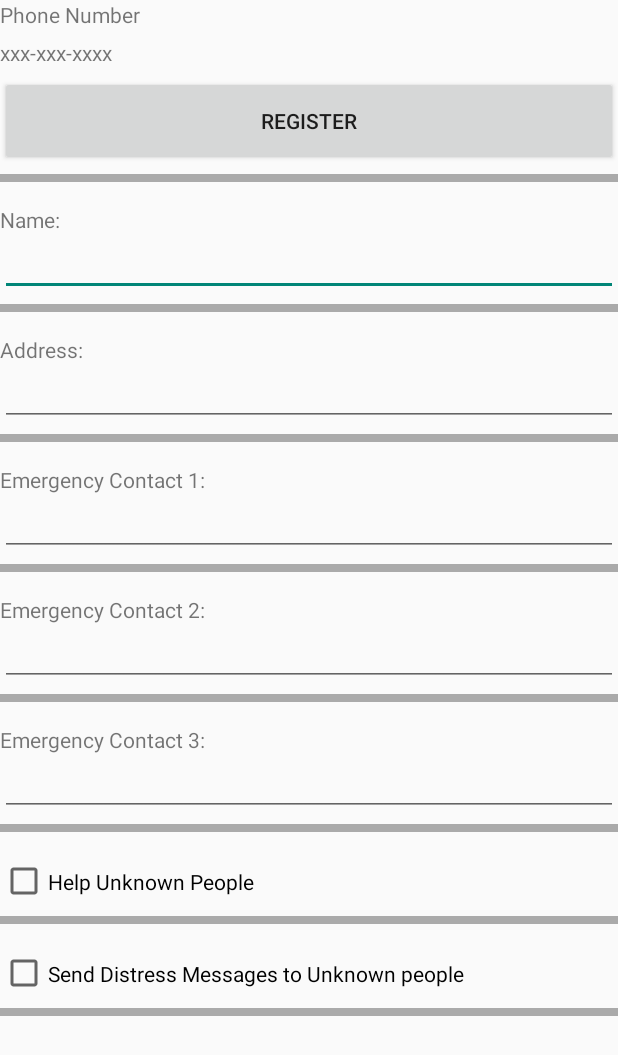
After one commit to neerajcse/roamsafe, an Android app: the layout activity_register.xml on its own in the app's theme, with its tools: preview values and no code run, on a phone screen of 412 x 824 dp. The commit adds this screen. Shown: the top 1055 px of the screen. Run offline under Robolectric (Android 15) with nearby library versions, the phone set to English and light mode, and no system bars.

Commit message:
Added a register activity and xml. Clicking register button takes to MainActivity which shows the map.

```diff
--- a/client/RoamSafe/app/build.gradle
+++ b/client/RoamSafe/app/build.gradle
@@ -24,4 +24,5 @@ android {
 
 dependencies {
     compile fileTree(dir: 'libs', include: ['*.jar'])
+    compile 'com.android.support:appcompat-v7:19.+'
 }
--- a/client/RoamSafe/app/src/main/AndroidManifest.xml
+++ b/client/RoamSafe/app/src/main/AndroidManifest.xml
@@ -10,11 +10,11 @@
         <activity
             android:name="com.example.roamsafe.app.MainActivity"
             android:label="@string/app_name" >
-            <intent-filter>
-                <action android:name="android.intent.action.MAIN" />
+            <!--<intent-filter>-->
+                <!--<action android:name="android.intent.action.MAIN" />-->
 
-                <category android:name="android.intent.category.LAUNCHER" />
-            </intent-filter>
+                <!--<category android:name="android.intent.category.LAUNCHER" />-->
+            <!--</intent-filter>-->
         </activity>
 
         <meta-data
@@ -29,6 +29,16 @@
             android:enabled="true"
             android:exported="true" >
         </service>
+
+        <activity
+            android:name="com.example.roamsafe.app.RegisterActivity"
+            android:label="@string/title_activity_register" >
+            <intent-filter>
+                <action android:name="android.intent.action.MAIN" />
+
+                <category android:name="android.intent.category.LAUNCHER" />
+            </intent-filter>
+        </activity>
     </application>
 
     <uses-permission android:name="android.permission.INTERNET" />
--- /dev/null
+++ b/client/RoamSafe/app/src/main/java/com/example/roamsafe/app/RegisterActivity.java
@@ -0,0 +1,56 @@
+package com.example.roamsafe.app;
+
+import android.app.Activity;
+import android.content.Context;
+import android.content.Intent;
+import android.location.Location;
+import android.net.Uri;
+import android.os.Bundle;
+import android.telephony.TelephonyManager;
+import android.util.Log;
+import android.view.Menu;
+import android.view.MenuItem;
+import android.view.View;
+import android.widget.Button;
+
+
+public class RegisterActivity extends Activity {
+
+    @Override
+    protected void onCreate(Bundle savedInstanceState) {
+        super.onCreate(savedInstanceState);
+        setContentView(R.layout.activity_register);
+
+        // Panic Button
+        Button button = (Button) findViewById(R.id.register);
+        button.setOnClickListener(new View.OnClickListener()
+        {
+            public void onClick(View v)
+            {
+                Intent intent = new Intent(RegisterActivity.this, MainActivity.class);
+                startActivity(intent);
+            }
+        });
+
+    }
+
+
+    @Override
+    public boolean onCreateOptionsMenu(Menu menu) {
+        // Inflate the menu; this adds items to the action bar if it is present.
+        getMenuInflater().inflate(R.menu.register, menu);
+        return true;
+    }
+
+    @Override
+    public boolean onOptionsItemSelected(MenuItem item) {
+        // Handle action bar item clicks here. The action bar will
+        // automatically handle clicks on the Home/Up button, so long
+        // as you specify a parent activity in AndroidManifest.xml.
+        int id = item.getItemId();
+        if (id == R.id.action_settings) {
+            return true;
+        }
+        return super.onOptionsItemSelected(item);
+    }
+}
--- /dev/null
+++ b/client/RoamSafe/app/src/main/res/layout/activity_register.xml
@@ -0,0 +1,201 @@
+<?xml version="1.0" encoding="utf-8"?>
+<LinearLayout xmlns:android="http://schemas.android.com/apk/res/android"
+xmlns:tools="http://schemas.android.com/tools"
+android:layout_width="match_parent"
+android:layout_height="wrap_content"
+android:orientation="vertical"
+android:scrollbars="vertical"
+tools:context="com.example.roamsafe.app.RegisterActivity"
+    >
+
+<TextView
+    android:id="@+id/phone_label"
+    android:layout_width="match_parent"
+    android:layout_height="25dp"
+    android:text="Phone Number"
+    />
+
+<TextView
+    android:id="@+id/phone_value"
+    android:layout_width="match_parent"
+    android:layout_height="25dp"
+    android:text="xxx-xxx-xxxx"
+    />
+
+    <Button
+        android:id="@+id/register"
+        android:text="Register"
+        android:layout_width="match_parent"
+        android:layout_height="60dp" />
+
+<View
+    android:layout_width="fill_parent"
+    android:layout_height="5dp"
+    android:paddingTop="15dp"
+    android:layout_marginTop="5dp"
+    android:paddingBottom="15dp"
+    android:layout_marginBottom="15dp"
+    android:background="@android:color/darker_gray"/>
+
+<TextView
+    android:id="@+id/name_label"
+    android:layout_width="match_parent"
+    android:layout_height="25dp"
+    android:text="Name:"
+    />
+
+<EditText
+    android:id="@+id/name_value"
+    android:layout_width="match_parent"
+    android:layout_height="35dp"
+    android:text=""
+    />
+
+<View
+    android:layout_width="fill_parent"
+    android:layout_height="5dp"
+    android:paddingTop="15dp"
+    android:layout_marginTop="5dp"
+    android:paddingBottom="15dp"
+    android:layout_marginBottom="15dp"
+    android:background="@android:color/darker_gray"/>
+
+<TextView
+    android:id="@+id/address_label"
+    android:layout_width="match_parent"
+    android:layout_height="25dp"
+    android:text="Address:"
+    />
+
+<EditText
+    android:id="@+id/address_value"
+    android:layout_width="match_parent"
+    android:layout_height="35dp"
+    android:text=""
+    />
+
+<View
+    android:layout_width="fill_parent"
+    android:layout_height="5dp"
+    android:paddingTop="15dp"
+    android:layout_marginTop="5dp"
+    android:paddingBottom="15dp"
+    android:layout_marginBottom="15dp"
+    android:background="@android:color/darker_gray"/>
+
+<TextView
+    android:id="@+id/emergency_phone1_label"
+    android:layout_width="match_parent"
+    android:layout_height="25dp"
+    android:text="Emergency Contact 1:"
+    />
+
+<EditText
+    android:id="@+id/emergency_phone1_value"
+    android:layout_width="match_parent"
+    android:layout_height="35dp"
+    android:text=""
+    />
+
+<View
+    android:layout_width="fill_parent"
+    android:layout_height="5dp"
+    android:paddingTop="15dp"
+    android:layout_marginTop="5dp"
+    android:paddingBottom="15dp"
+    android:layout_marginBottom="15dp"
+    android:background="@android:color/darker_gray"/>
+
+<TextView
+    android:id="@+id/emergency_phone2_label"
+    android:layout_width="match_parent"
+    android:layout_height="25dp"
+    android:text="Emergency Contact 2:"
+    />
+
+<EditText
+    android:id="@+id/emergency_phone2_value"
+    android:layout_width="match_parent"
+    android:layout_height="35dp"
+    android:text=""
+    />
+
+<View
+    android:layout_width="fill_parent"
+    android:layout_height="5dp"
+    android:paddingTop="15dp"
+    android:layout_marginTop="5dp"
+    android:paddingBottom="15dp"
+    android:layout_marginBottom="15dp"
+    android:background="@android:color/darker_gray"/>
+
+<TextView
+    android:id="@+id/emergency_phone3_label"
+    android:layout_width="match_parent"
+    android:layout_height="25dp"
+    android:text="Emergency Contact 3:"
+    />
+
+<EditText
+    android:id="@+id/emergency_phone3_value"
+    android:layout_width="match_parent"
+    android:layout_height="35dp"
+    android:text=""
+    />
+
+<View
+    android:layout_width="fill_parent"
+    android:layout_height="5dp"
+    android:paddingTop="15dp"
+    android:layout_marginTop="5dp"
+    android:paddingBottom="15dp"
+    android:layout_marginBottom="15dp"
+    android:background="@android:color/darker_gray"/>
+
+<!--<TextView-->
+<!--android:id="@+id/help_unknown_label"-->
+<!--android:layout_width="match_parent"-->
+<!--android:layout_height="25dp"-->
+<!--android:text="Help Unknown People:"-->
+<!--/>-->
+
+<CheckBox
+    android:id="@+id/help_unknown_value"
+    android:layout_width="match_parent"
+    android:layout_height="35dp"
+    android:text="Help Unknown People"
+    />
+
+<View
+    android:layout_width="fill_parent"
+    android:layout_height="5dp"
+    android:paddingTop="15dp"
+    android:layout_marginTop="5dp"
+    android:paddingBottom="15dp"
+    android:layout_marginBottom="15dp"
+    android:background="@android:color/darker_gray"/>
+
+<!--<TextView-->
+<!--android:id="@+id/send_distress_unknown_label"-->
+<!--android:layout_width="match_parent"-->
+<!--android:layout_height="25dp"-->
+<!--android:text="Send Distress Messages to Unknown people:"-->
+/>
+
+<CheckBox
+    android:id="@+id/send_distress_unknown_value"
+    android:layout_width="match_parent"
+    android:layout_height="35dp"
+    android:text="Send Distress Messages to Unknown people"
+    />
+
+<View
+    android:layout_width="fill_parent"
+    android:layout_height="5dp"
+    android:paddingTop="15dp"
+    android:layout_marginTop="5dp"
+    android:paddingBottom="15dp"
+    android:layout_marginBottom="15dp"
+    android:background="@android:color/darker_gray"/>
+
+</LinearLayout>
--- /dev/null
+++ b/client/RoamSafe/app/src/main/res/menu/register.xml
@@ -0,0 +1,9 @@
+<menu xmlns:android="http://schemas.android.com/apk/res/android"
+    xmlns:app="http://schemas.android.com/apk/res-auto"
+    xmlns:tools="http://schemas.android.com/tools"
+    tools:context="com.example.roamsafe.app.RegisterActivity" >
+    <item android:id="@+id/action_settings"
+        android:title="@string/action_settings"
+        android:orderInCategory="100"
+        app:showAsAction="never" />
+</menu>
--- a/client/RoamSafe/app/src/main/res/values/strings.xml
+++ b/client/RoamSafe/app/src/main/res/values/strings.xml
@@ -4,5 +4,6 @@
     <string name="app_name">RoamSafe</string>
     <string name="hello_world">Hello world!</string>
     <string name="action_settings">Settings</string>
+    <string name="title_activity_register">RegisterActivity</string>
 
 </resources>
```
